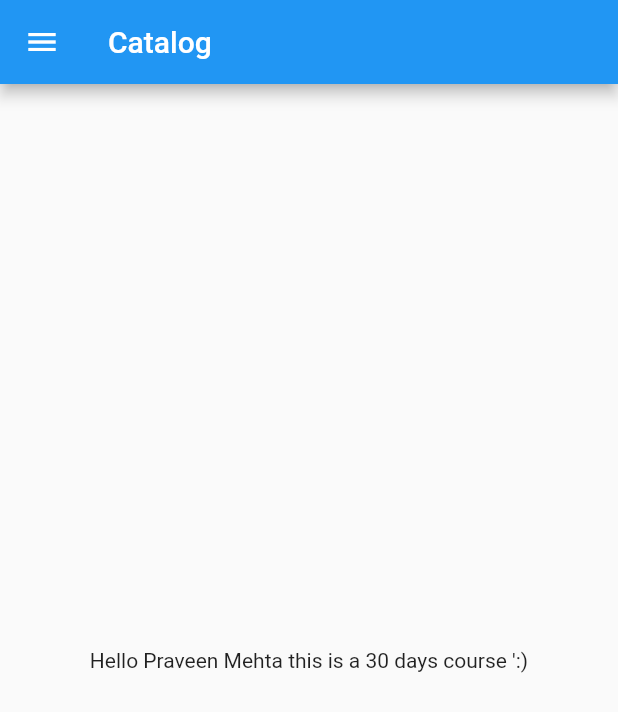
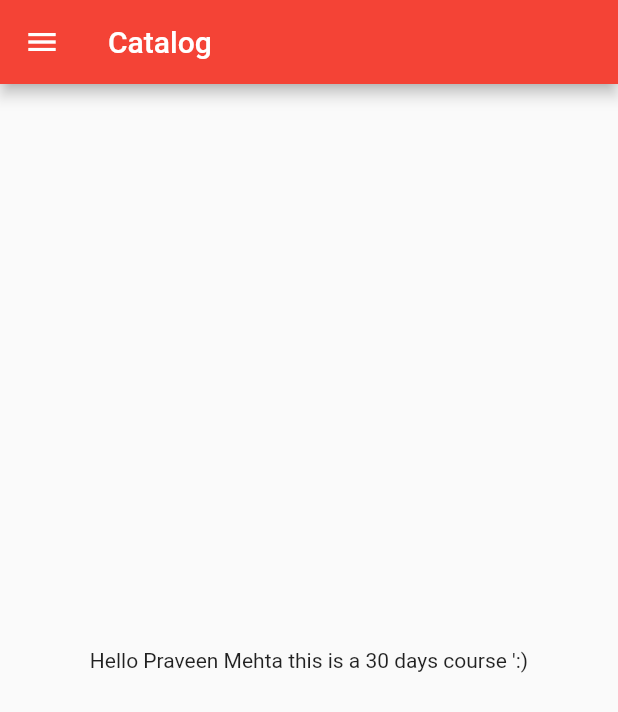
Before and after one commit to praveenmehta010/Myflutterapp, a Flutter app: the screen it shows after launch, on a phone screen of 412 x 824 dp. Shown: the top 712 px of the screen. Run offline on Flutter 3.47's test engine with Material 2 defaults, Android fonts, the phone set to English and light mode, and no system bars.

Commit message:
day3 complete

```diff
--- a/lib/main.dart
+++ b/lib/main.dart
@@ -1,15 +1,24 @@
 import 'package:flutter/material.dart';
-import 'Home_Page.dart';
+import 'pages/Home_Page.dart';
+import 'pages/Login_page.dart';
 
 void main() {
   runApp(myapp());
 }
 
 class myapp extends StatelessWidget {
-@override
+  @override
   Widget build(BuildContext context) {
     return MaterialApp(
-      home: HomePage(),
+      themeMode: ThemeMode.light,
+      theme: ThemeData(primarySwatch: Colors.red),
+      darkTheme: ThemeData(brightness: Brightness.dark),
+      initialRoute: "/home",
+      routes: {
+        "/": (context) => Login(),
+        "/Login_page": (context) => Login(),
+        "/home": (context) => HomePage(),
+      },
     );
   }
 }
```
Also changed, not shown: lib/pages/Login_page.dart (added, +14 -0 lines), lib/pages/Home_Page.dart (renamed from lib/Home_Page.dart).
